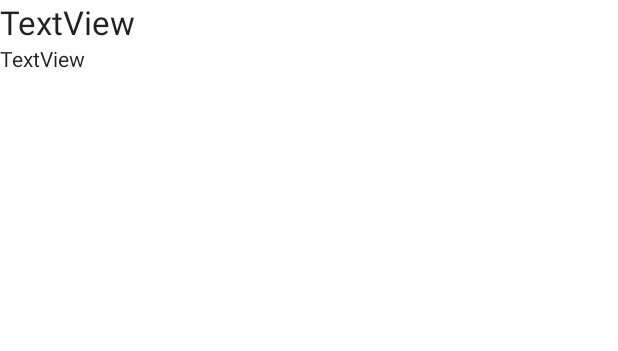
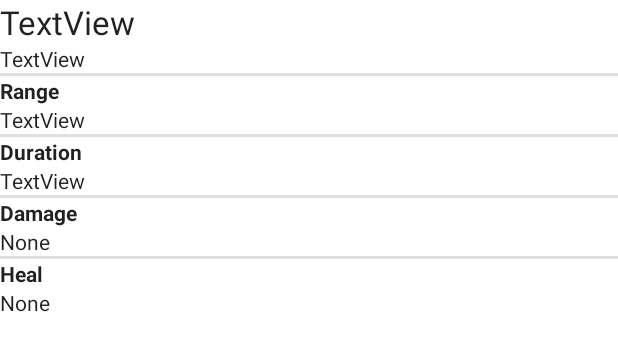
Before and after one commit to santtu321/dnd_companion_app_R21, an Android app: the layout listview_spell.xml on its own in the app's theme, with its tools: preview values and no code run, on a phone screen of 412 x 824 dp. Shown: the top 351 px of the screen. Run offline under Robolectric (Android 15) with nearby library versions, the phone set to English and light mode, and no system bars; network calls fail.

Commit message:
API update
updated api

```diff
--- a/Diceroller/app/src/main/java/com/example/myapplication/RuleActivity.kt
+++ b/Diceroller/app/src/main/java/com/example/myapplication/RuleActivity.kt
@@ -46,7 +46,11 @@ class RuleActivity : AppCompatActivity() {
                 SpellReportModel(
                     jArray.getString("index"),
                     jArray.getString("name"),
-                    jArray.getString("desc")
+                    jArray.getString("desc").replace("[", "").replace("]", ""),
+                    jArray.getString("range"),
+                    jArray.getString("duration"),
+                    jArray.optString("damage"),
+                    jArray.optString("heal_at_slot_level")
                 )
             )
             val adapter = SpellAdapter(this, aList)
@@ -57,6 +61,8 @@ class RuleActivity : AppCompatActivity() {
             Toast.makeText(this,"Error",Toast.LENGTH_SHORT).show()
         })
         queue.add(request)
+
+
 
     }
 
--- a/Diceroller/app/src/main/java/com/example/myapplication/SpellAdapter.kt
+++ b/Diceroller/app/src/main/java/com/example/myapplication/SpellAdapter.kt
@@ -30,6 +30,20 @@ class SpellAdapter(private val context: Context,
         // Get description
         val description = rowView.findViewById(R.id.lvSpellAddress) as TextView
         description.text = cItem.desc
+        // Get range
+        val range = rowView.findViewById(R.id.lvSpellRange) as TextView
+        range.text = cItem.range
+        // Get duration
+        val duration = rowView.findViewById(R.id.lvSpellDuration) as TextView
+        duration.text = cItem.duration
+        // Get damage
+        val damage = rowView.findViewById(R.id.lvSpellDamage) as TextView
+        damage.text = cItem.damage
+        // Get heal
+        val heal_at_slot_level = rowView.findViewById(R.id.lvSpellHeal) as TextView
+        heal_at_slot_level.text = cItem.heal_at_slot_level
+
+
 
         return rowView
     }
--- a/Diceroller/app/src/main/java/com/example/myapplication/SpellReportModel.kt
+++ b/Diceroller/app/src/main/java/com/example/myapplication/SpellReportModel.kt
@@ -3,6 +3,10 @@ package com.example.myapplication
 class SpellReportModel(
     var index: String,
     var name: String,
-    var desc: String
+    var desc: String,
+    var range: String,
+    var duration: String,
+    var damage: String,
+    var heal_at_slot_level: String
 
 )
--- a/Diceroller/app/src/main/res/layout/listview_spell.xml
+++ b/Diceroller/app/src/main/res/layout/listview_spell.xml
@@ -17,4 +17,90 @@
         android:layout_height="wrap_content"
         android:text="TextView"
         android:textAppearance="@style/TextAppearance.AppCompat.Body1" />
+
+    <View
+        android:id="@+id/divider"
+        android:layout_width="match_parent"
+        android:layout_height="2dp"
+        android:background="?android:attr/listDivider" />
+
+    <TextView
+        android:id="@+id/lvSpellRangeTitle"
+        android:layout_width="match_parent"
+        android:layout_height="wrap_content"
+        android:text="Range"
+        android:textAppearance="@style/TextAppearance.AppCompat.Body1"
+        android:textStyle="bold" />
+
+    <TextView
+        android:id="@+id/lvSpellRange"
+        android:layout_width="match_parent"
+        android:layout_height="wrap_content"
+        android:text="TextView"
+        android:textAppearance="@style/TextAppearance.AppCompat.Body1" />
+
+    <View
+        android:id="@+id/divider2"
+        android:layout_width="match_parent"
+        android:layout_height="2dp"
+        android:background="?android:attr/listDivider" />
+
+    <TextView
+        android:id="@+id/lvSpellDurationTitle"
+        android:layout_width="match_parent"
+        android:layout_height="wrap_content"
+        android:text="Duration"
+        android:textAppearance="@style/TextAppearance.AppCompat.Body1"
+        android:textStyle="bold" />
+
+    <TextView
+        android:id="@+id/lvSpellDuration"
+        android:layout_width="match_parent"
+        android:layout_height="wrap_content"
+        android:text="TextView"
+        android:textAppearance="@style/TextAppearance.AppCompat.Body1" />
+
+    <View
+        android:id="@+id/divider3"
+        android:layout_width="match_parent"
+        android:layout_height="2dp"
+        android:background="?android:attr/listDivider" />
+
+    <TextView
+        android:id="@+id/lvSpellDamageTitle"
+        android:layout_width="match_parent"
+        android:layout_height="wrap_content"
+        android:text="Damage"
+        android:textAppearance="@style/TextAppearance.AppCompat.Body1"
+        android:textStyle="bold" />
+
+    <TextView
+        android:id="@+id/lvSpellDamage"
+        android:layout_width="match_parent"
+        android:layout_height="wrap_content"
+        android:text="None"
+        android:textAppearance="@style/TextAppearance.AppCompat.Body1" />
+
+    <View
+        android:id="@+id/divider4"
+        android:layout_width="match_parent"
+        android:layout_height="2dp"
+        android:background="?android:attr/listDivider" />
+
+    <TextView
+        android:id="@+id/lvSpellHealTitle"
+        android:layout_width="match_parent"
+        android:layout_height="wrap_content"
+        android:text="Heal"
+        android:textAppearance="@style/TextAppearance.AppCompat.Body1"
+        android:textStyle="bold" />
+
+    <TextView
+        android:id="@+id/lvSpellHeal"
+        android:layout_width="match_parent"
+        android:layout_height="wrap_content"
+        android:text="None"
+        android:textAppearance="@style/TextAppearance.AppCompat.Body1" />
+
+
 </LinearLayout>
```
